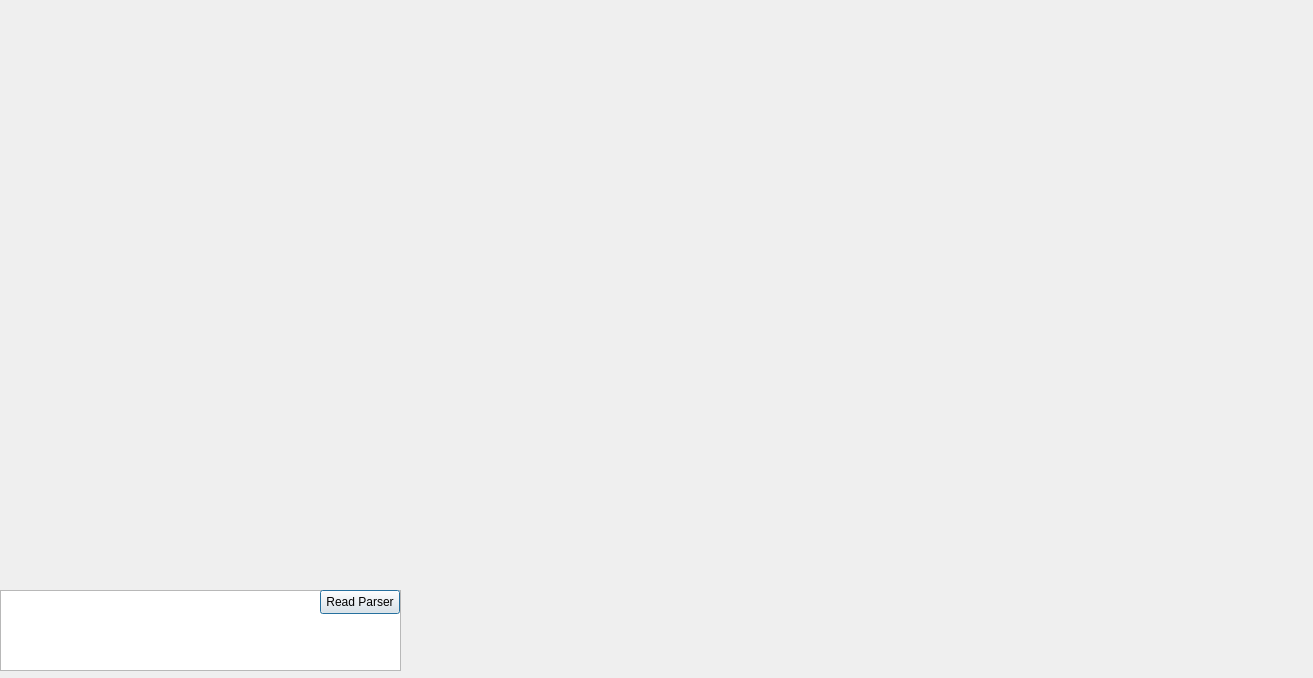
Qt form 2DGraphicsModeler/modelerapp.ui (hoonman/qties) before a commit.
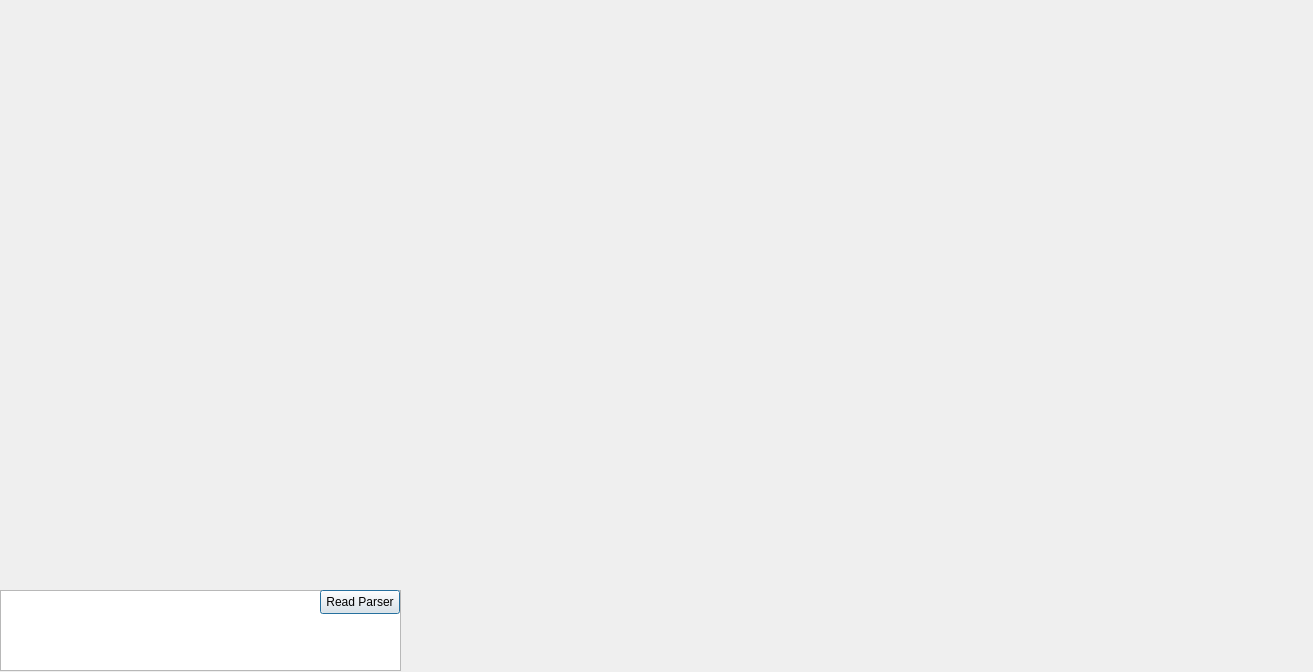
The same form after that commit.

Diff of the .ui file:
```diff
--- a/2DGraphicsModeler/modelerapp.ui
+++ b/2DGraphicsModeler/modelerapp.ui
@@ -7,7 +7,7 @@
     <x>0</x>
     <y>0</y>
     <width>1313</width>
-    <height>678</height>
+    <height>672</height>
    </rect>
   </property>
   <property name="windowTitle">
```
